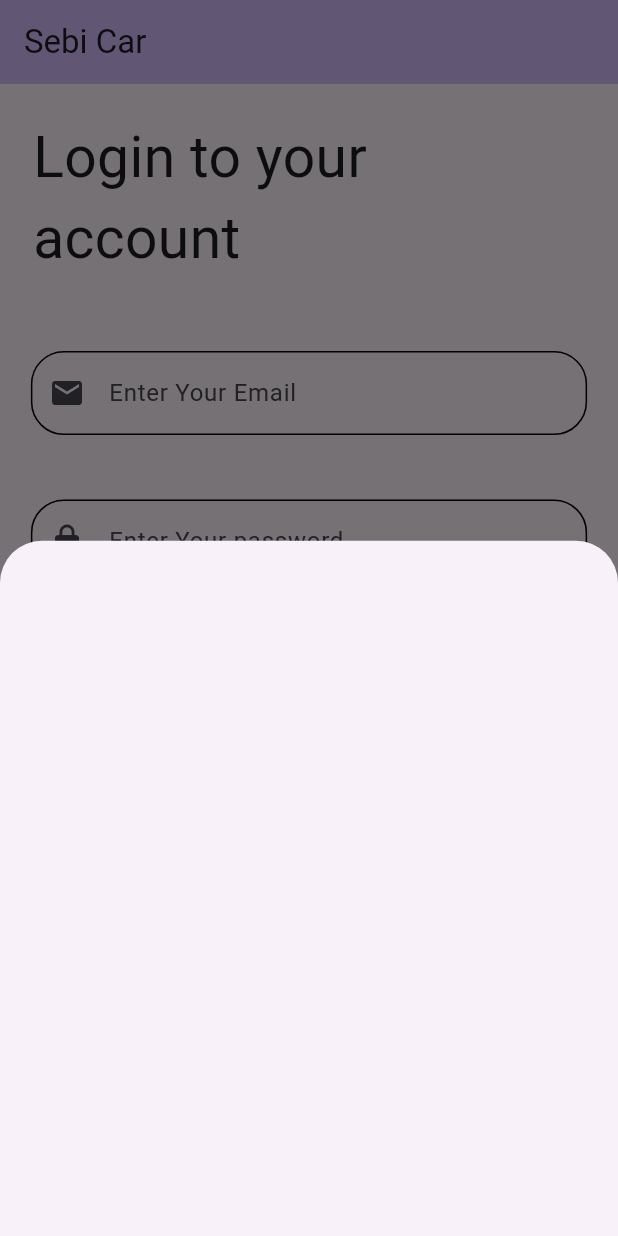
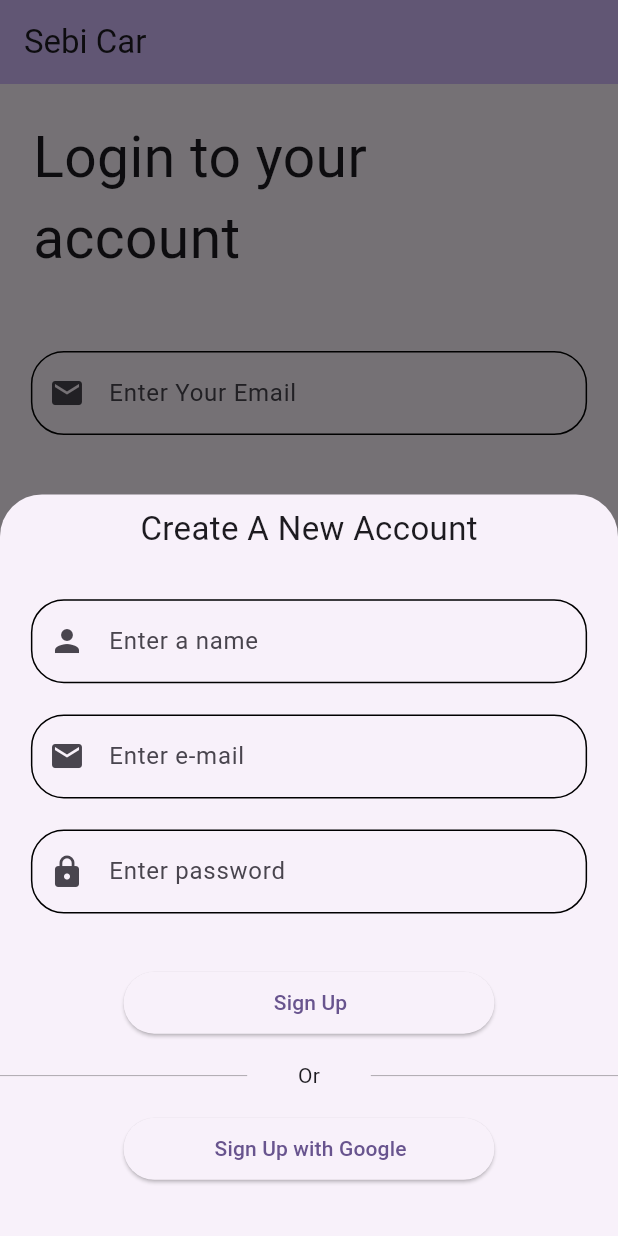
Before and after one commit to onurgurell/sebi_car, a Flutter app: the screen it shows after launch, after a tap on "Don't have account? Create an account", on a phone screen of 412 x 824 dp. Run offline on Flutter 3.47's test engine with Material 2 defaults, Android fonts, the phone set to English and light mode, and no system bars.

Commit message:
bottom sheet created for sign up

```diff
--- /dev/null
+++ b/lib/presentation/login/widget/custom_divider.dart
@@ -0,0 +1,31 @@
+import 'package:flutter/material.dart';
+import 'package:sebi_car/extension/context_extension.dart';
+
+class CustomDivederArea extends StatelessWidget {
+  const CustomDivederArea({
+    super.key,
+  });
+
+  @override
+  Widget build(BuildContext context) {
+    return Row(
+      children: [
+        Container(
+          color: Colors.black,
+          width: context.getDynmaicWidth(.4),
+          height: .2,
+        ),
+        Container(
+          alignment: Alignment.center,
+          width: context.getDynmaicWidth(.2),
+          child: const Text('Or'),
+        ),
+        Container(
+          color: Colors.black,
+          width: context.getDynmaicWidth(.4),
+          height: .2,
+        ),
+      ],
+    );
+  }
+}
--- a/lib/presentation/login/widget/custom_text_field_area.dart
+++ b/lib/presentation/login/widget/custom_text_field_area.dart
@@ -1,6 +1,7 @@
 import 'package:flutter/material.dart';
 import 'package:sebi_car/extension/context_extension.dart';
 import 'package:sebi_car/presentation/login/widget/custom_base_text_field.dart';
+import 'package:sebi_car/presentation/login/widget/custom_divider.dart';
 import 'package:sebi_car/ui_kit/base_button.dart';
 
 class CustomTextFieldArea extends StatelessWidget {
@@ -25,36 +26,9 @@ class CustomTextFieldArea extends StatelessWidget {
           SizedBox(height: 18),
           BaseButton(title: 'Sign In'),
           SizedBox(height: 22),
-          _CustomDivederArea(),
+          CustomDivederArea(),
         ],
       ),
     );
   }
 }
-
-class _CustomDivederArea extends StatelessWidget {
-  const _CustomDivederArea();
-
-  @override
-  Widget build(BuildContext context) {
-    return Row(
-      children: [
-        Container(
-          color: Colors.black,
-          width: context.getDynmaicWidth(.4),
-          height: .2,
-        ),
-        Container(
-          alignment: Alignment.center,
-          width: context.getDynmaicWidth(.2),
-          child: const Text('Or'),
-        ),
-        Container(
-          color: Colors.black,
-          width: context.getDynmaicWidth(.4),
-          height: .2,
-        ),
-      ],
-    );
-  }
-}
--- a/lib/presentation/login/widget/email_and_create_account_button.dart
+++ b/lib/presentation/login/widget/email_and_create_account_button.dart
@@ -1,5 +1,7 @@
 import 'package:flutter/material.dart';
 import 'package:sebi_car/extension/context_extension.dart';
+import 'package:sebi_car/presentation/login/widget/custom_base_text_field.dart';
+import 'package:sebi_car/presentation/login/widget/custom_divider.dart';
 import 'package:sebi_car/ui_kit/base_button.dart';
 
 class EmailAndCreatAccountButton extends StatelessWidget {
@@ -21,18 +23,7 @@ class EmailAndCreatAccountButton extends StatelessWidget {
             alignment: Alignment.bottomCenter,
             child: TextButton(
               onPressed: () {
-                showModalBottomSheet(
-                  context: context,
-                  builder: (context) {
-                    return Container(
-                      child: Column(
-                        children: [
-                          Container(),
-                        ],
-                      ),
-                    );
-                  },
-                );
+                _signUpBottomSheet(context);
               },
               child: const Text("Don't have account? Create an account"),
             ),
@@ -41,4 +32,50 @@ class EmailAndCreatAccountButton extends StatelessWidget {
       ),
     );
   }
+
+  Future<dynamic> _signUpBottomSheet(BuildContext context) {
+    return showModalBottomSheet(
+      enableDrag: true,
+      isScrollControlled: true,
+      context: context,
+      builder: (context) {
+        return SizedBox(
+          height: context.getDynmaicHeight(.6),
+          child: Column(
+            mainAxisAlignment: MainAxisAlignment.spaceAround,
+            children: [
+              const Text(
+                "Create A New Account",
+                style: TextStyle(fontSize: 22),
+              ),
+              SizedBox(
+                height: context.getDynmaicHeight(.3),
+                child: const Column(
+                  mainAxisAlignment: MainAxisAlignment.spaceEvenly,
+                  children: [
+                    CustomBaseTextField(
+                      hintText: 'Enter a name',
+                      icon: Icons.person,
+                    ),
+                    CustomBaseTextField(
+                      hintText: 'Enter e-mail',
+                      icon: Icons.mail,
+                    ),
+                    CustomBaseTextField(
+                      hintText: 'Enter password',
+                      icon: Icons.lock,
+                    ),
+                  ],
+                ),
+              ),
+              const BaseButton(title: 'Sign Up'),
+              const CustomDivederArea(),
+              const BaseButton(title: 'Sign Up with Google'),
+              const SizedBox(height: 12),
+            ],
+          ),
+        );
+      },
+    );
+  }
 }
--- a/lib/ui_kit/base_button.dart
+++ b/lib/ui_kit/base_button.dart
@@ -3,6 +3,7 @@ import 'package:sebi_car/extension/context_extension.dart';
 
 class BaseButton extends StatelessWidget {
   const BaseButton({
+    super.key,
     required this.title,
     this.icon,
   });
```
